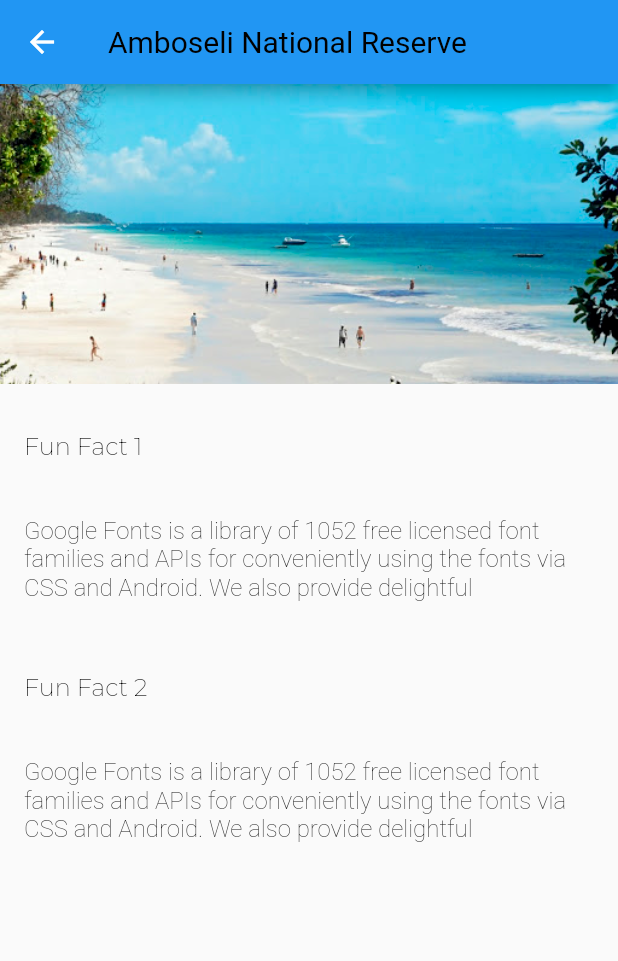
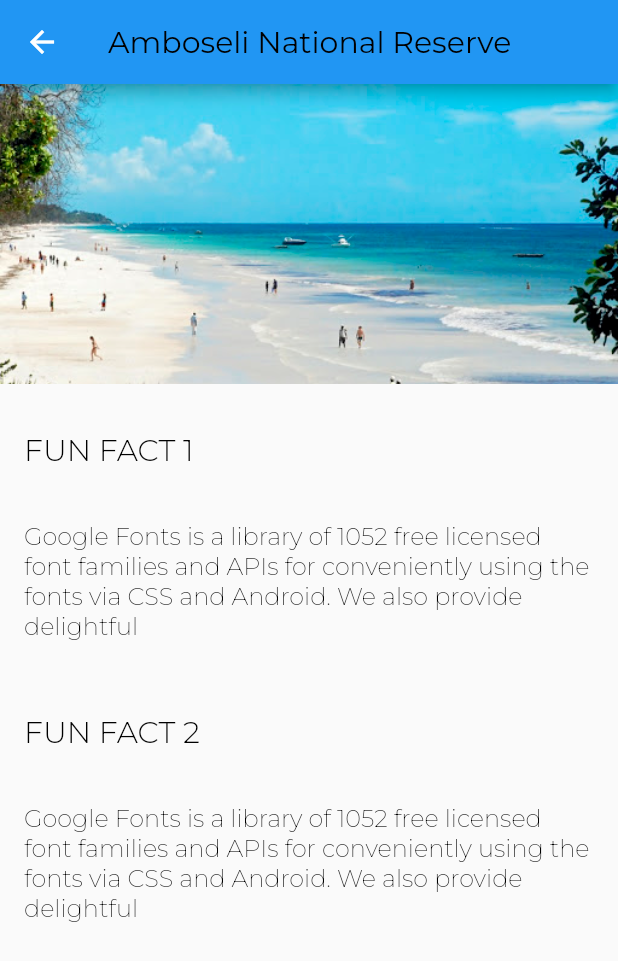
Before and after one commit to imalisusan/flutter.beginner, a Flutter app: the screen it shows after launch, after a tap on "Amboseli National Reserve", on a phone screen of 412 x 824 dp. Shown: the top 961 px of the screen. Run offline on Flutter 3.47's test engine with Material 2 defaults, Android fonts, the phone set to English and light mode, and no system bars.

Commit message:
Add custom google fonts

```diff
--- a/lib/models/location.dart
+++ b/lib/models/location.dart
@@ -13,27 +13,27 @@ class Location {
   static List<Location> fetchAll() {
     return [
       Location(1, 'Amboseli National Reserve', 'assets/images/image3.png', [
-        LocationFact('Fun Fact 1',
+        LocationFact('FUN FACT 1',
             'Google Fonts is a library of 1052 free licensed font families and APIs for conveniently using the fonts via CSS and Android. We also provide delightful'),
-        LocationFact('Fun Fact 2',
+        LocationFact('FUN FACT 2',
             'Google Fonts is a library of 1052 free licensed font families and APIs for conveniently using the fonts via CSS and Android. We also provide delightful '),
       ]),
       Location(2, 'Maasai Mara', 'assets/images/image4.jpg', [
-        LocationFact('Fun Fact 1',
+        LocationFact('FUN FACT 1',
             'Google Fonts is a library of 1052 free licensed font families and APIs for conveniently using the fonts via CSS and Android. We also provide delightful'),
-        LocationFact('Fun Fact 2',
+        LocationFact('FUN FACT 2',
             'Google Fonts is a library of 1052 free licensed font families and APIs for conveniently using the fonts via CSS and Android. We also provide delightful '),
       ]),
       Location(3, 'Tsavo National Park', 'assets/images/image2.png', [
-        LocationFact('Fun Fact 1',
+        LocationFact('FUN FACT 1',
             'Google Fonts is a library of 1052 free licensed font families and APIs for conveniently using the fonts via CSS and Android. We also provide delightful'),
-        LocationFact('Fun Fact 2',
+        LocationFact('FUN FACT 2',
             'Google Fonts is a library of 1052 free licensed font families and APIs for conveniently using the fonts via CSS and Android. We also provide delightful '),
       ]),
       Location(4, 'Mt Kilimanjaro', 'assets/images/image5.png', [
-        LocationFact('Fun Fact 1',
+        LocationFact('FUN FACT 1',
             'Google Fonts is a library of 1052 free licensed font families and APIs for conveniently using the fonts via CSS and Android. We also provide delightful'),
-        LocationFact('Fun Fact 2',
+        LocationFact('FUN FACT 2',
             'Google Fonts is a library of 1052 free licensed font families and APIs for conveniently using the fonts via CSS and Android. We also provide delightful '),
       ]),
     ];
--- a/lib/screens/location_detail/text_section.dart
+++ b/lib/screens/location_detail/text_section.dart
@@ -1,5 +1,4 @@
 import 'package:flutter/material.dart';
-import 'package:google_fonts/google_fonts.dart';
 
 class TextSection extends StatelessWidget {
   final String _title;
@@ -19,7 +18,7 @@ class TextSection extends StatelessWidget {
           padding: const EdgeInsets.fromLTRB(_hPad, 32.0, _hPad, 4.0),
           child: Text(
             _title,
-            style: GoogleFonts.getFont('Montserrat'),
+            style: Theme.of(context).textTheme.headline6,
           ),
         ),
        Container(
--- a/lib/screens/locations/locations.dart
+++ b/lib/screens/locations/locations.dart
@@ -13,17 +13,21 @@ class Locations extends StatelessWidget {
         appBar: AppBar(
           title: Text('Locations'),
         ),
-        body: ListView(
-          children: locations
-              .map((location) => GestureDetector(
-                    child: Text(location.name),
-                    onTap: () => _onLocationTap(context, location.id),
-                  ))
-              .toList(),
+        body: ListView.builder(
+          itemCount: locations.length,
+          itemBuilder: (context, index) => _itemBuilder(context, index, locations[index]),
         ));
   }
 
   _onLocationTap(BuildContext context, int locationID) {
     Navigator.pushNamed(context, LocationDetailRoute, arguments: {"id": locationID});
   }
+
+  Widget _itemBuilder(BuildContext context, int index, Location location)
+  {
+    return  GestureDetector(
+                    onTap: () => _onLocationTap(context, location.id),
+                     child: Text(location.name),
+                  );
+  }
 }
--- a/lib/style.dart
+++ b/lib/style.dart
@@ -4,22 +4,24 @@ const LargeTextSize = 26.0;
 const MediumTextSize = 20.0;
 const BodyTextSize = 16.0;
 
-//fontStyle: GoogleFonts('Montserrat');
-// style: GoogleFonts.getFont('Montserrat'),
+const String FontNameDefault = 'Montserrat';
+
 const AppBarTextStyle = TextStyle(
+  fontFamily: FontNameDefault,
   fontWeight: FontWeight.w400,
   fontSize: MediumTextSize,
   color: Colors.black,
 );
 
-
 const TitleTextStyle = TextStyle(
+  fontFamily: FontNameDefault,
   fontWeight: FontWeight.w300,
   fontSize: MediumTextSize,
   color: Colors.black,
 );
 
 const Body1TextStyle = TextStyle(
+  fontFamily: FontNameDefault,
   fontWeight: FontWeight.w200,
   fontSize: BodyTextSize,
   color: Colors.black,
```
Also changed, not shown: pubspec.yaml (+13 -11 lines), assets/fonts/Lato-Bold.ttf (added), assets/fonts/Lato-Light.ttf (added), assets/fonts/Lato-Regular.ttf (added), assets/fonts/Montserrat-Bold.ttf (added), assets/fonts/Montserrat-Light.ttf (added), assets/fonts/Montserrat-Medium.ttf (added), assets/fonts/Montserrat-Regular.ttf (added), pubspec.lock.
